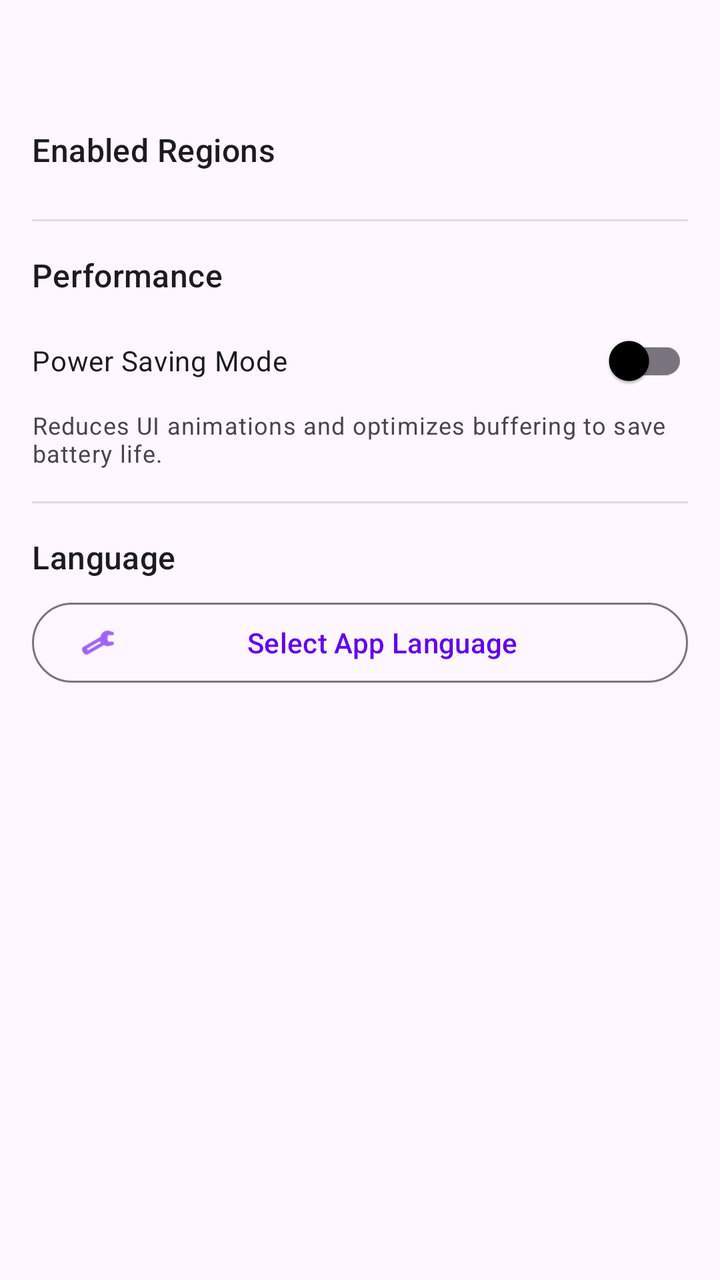
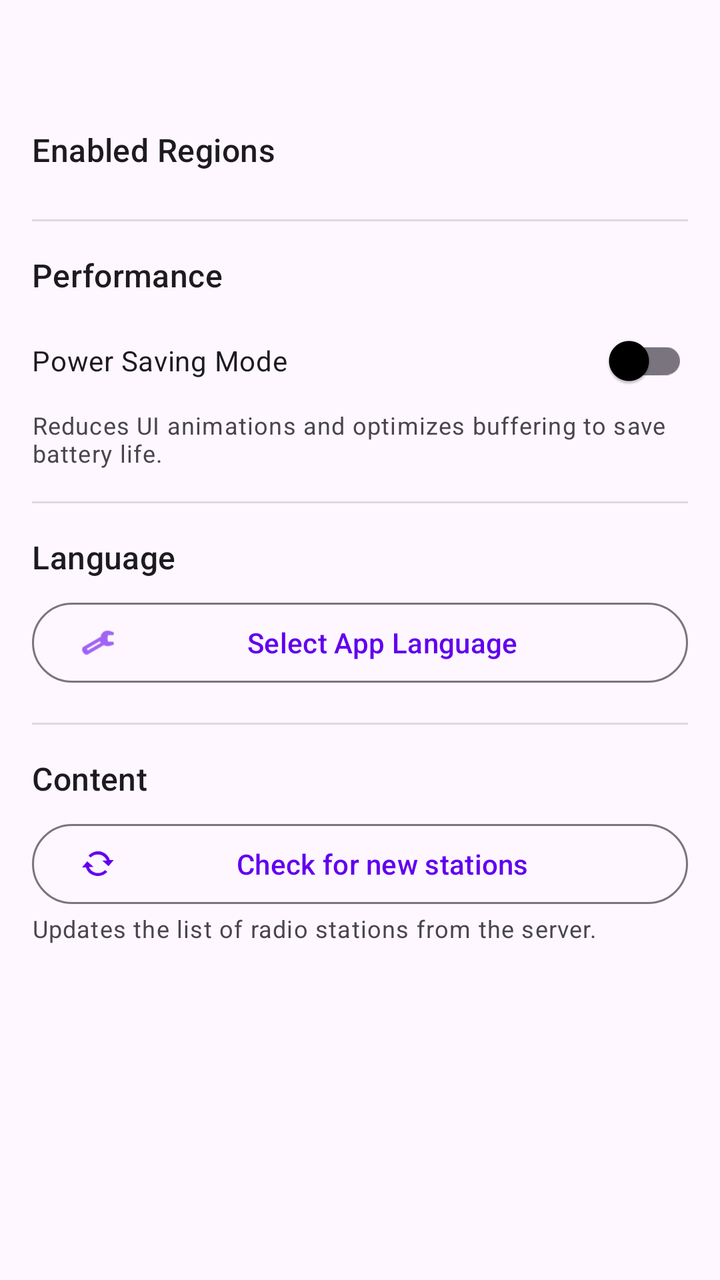

Compare the two renders of this Android layout. The source of the first and the diff that turns it into the second are given below.
<!-- AndroidManifest.xml: application theme Theme.RadioAPP -->
<!-- res/layout/fragment_settings.xml -->
<?xml version="1.0" encoding="utf-8"?>
<androidx.core.widget.NestedScrollView xmlns:android="http://schemas.android.com/apk/res/android"
    xmlns:app="http://schemas.android.com/apk/res-auto"
    xmlns:tools="http://schemas.android.com/tools"
    android:layout_width="match_parent"
    android:layout_height="match_parent"
    android:paddingTop="?attr/actionBarSize"
    android:clipToPadding="false"
    tools:context=".ui.settings.SettingsFragment">

    <LinearLayout
        android:layout_width="match_parent"
        android:layout_height="wrap_content"
        android:orientation="vertical"
        android:paddingHorizontal="16dp"
        android:paddingBottom="120dp">

        <TextView
            android:layout_width="match_parent"
            android:layout_height="wrap_content"
            android:layout_marginBottom="8dp"
            android:text="@string/title_enabled_regions"
            android:textAppearance="?attr/textAppearanceTitleMedium" />

        <LinearLayout
            android:id="@+id/regionsContainer"
            android:layout_width="match_parent"
            android:layout_height="wrap_content"
            android:orientation="vertical" />

        <View
            android:layout_width="match_parent"
            android:layout_height="1dp"
            android:layout_marginVertical="16dp"
            android:background="?android:attr/listDivider" />

        <TextView
            android:layout_width="match_parent"
            android:layout_height="wrap_content"
            android:layout_marginBottom="8dp"
            android:text="@string/title_performance"
            android:textAppearance="?attr/textAppearanceTitleMedium" />

        <com.google.android.material.switchmaterial.SwitchMaterial
            android:id="@+id/switchPowerSaving"
            android:layout_width="match_parent"
            android:layout_height="wrap_content"
            android:text="@string/label_power_saving"
            android:paddingVertical="8dp"
            app:useMaterialThemeColors="true" />

        <TextView
            android:layout_width="match_parent"
            android:layout_height="wrap_content"
            android:text="@string/desc_power_saving"
            android:textAppearance="?attr/textAppearanceBodySmall"
            android:textColor="?attr/colorOnSurfaceVariant" />

        <View
            android:layout_width="match_parent"
            android:layout_height="1dp"
            android:layout_marginVertical="16dp"
            android:background="?android:attr/listDivider" />

        <TextView
            android:layout_width="match_parent"
            android:layout_height="wrap_content"
            android:layout_marginBottom="8dp"
            android:text="@string/title_language"
            android:textAppearance="?attr/textAppearanceTitleMedium" />

        <com.google.android.material.button.MaterialButton
            android:id="@+id/buttonSelectLanguage"
            style="?attr/materialButtonOutlinedStyle"
            android:layout_width="match_parent"
            android:layout_height="wrap_content"
            android:text="@string/label_select_language"
            app:icon="@android:drawable/ic_menu_manage" />

    </LinearLayout>
</androidx.core.widget.NestedScrollView>
<!-- resources referenced by this layout -->
<resources>
  <string name="desc_power_saving">Reduces UI animations and optimizes buffering to save battery life.</string>
  <string name="label_power_saving">Power Saving Mode</string>
  <string name="label_select_language">Select App Language</string>
  <string name="title_enabled_regions">Enabled Regions</string>
  <string name="title_language">Language</string>
  <string name="title_performance">Performance</string>
  <style name="Theme.RadioAPP" parent="Theme.Material3.DayNight">
          
          <item name="colorPrimary">#6200EE</item>
          <item name="colorOnPrimary">@color/white</item>
          
          <item name="colorSecondary">#3700B3</item>
          <item name="colorOnSecondary">@color/white</item>
          <item name="colorSecondaryContainer">#EADDFF</item>
          <item name="colorOnSecondaryContainer">#21005D</item>
          
          <item name="android:statusBarColor">?attr/colorPrimary</item>
          
          <item name="colorPrimaryContainer">@color/purple_200</item>
          <item name="colorOnPrimaryContainer">@color/black</item>
          <item name="colorSurface">@color/white</item>
          <item name="colorOnSurface">@color/black</item>
      </style>
  <color name="white">#FFFFFFFF</color>
  <color name="purple_200">#FFBB86FC</color>
  <color name="black">#FF000000</color>
</resources>

<!-- the commit's change to res/layout/fragment_settings.xml (unified diff, before → after) -->
@@ -77,5 +77,33 @@
             android:text="@string/label_select_language"
             app:icon="@android:drawable/ic_menu_manage" />
 
+        <View
+            android:layout_width="match_parent"
+            android:layout_height="1dp"
+            android:layout_marginVertical="16dp"
+            android:background="?android:attr/listDivider" />
+
+        <TextView
+            android:layout_width="match_parent"
+            android:layout_height="wrap_content"
+            android:layout_marginBottom="8dp"
+            android:text="Content"
+            android:textAppearance="?attr/textAppearanceTitleMedium" />
+
+        <com.google.android.material.button.MaterialButton
+            android:id="@+id/buttonRefreshStations"
+            style="?attr/materialButtonOutlinedStyle"
+            android:layout_width="match_parent"
+            android:layout_height="wrap_content"
+            android:text="Check for new stations"
+            app:icon="@android:drawable/stat_notify_sync" />
+
+        <TextView
+            android:layout_width="match_parent"
+            android:layout_height="wrap_content"
+            android:text="Updates the list of radio stations from the server."
+            android:textAppearance="?attr/textAppearanceBodySmall"
+            android:textColor="?attr/colorOnSurfaceVariant" />
+
     </LinearLayout>
 </androidx.core.widget.NestedScrollView>
